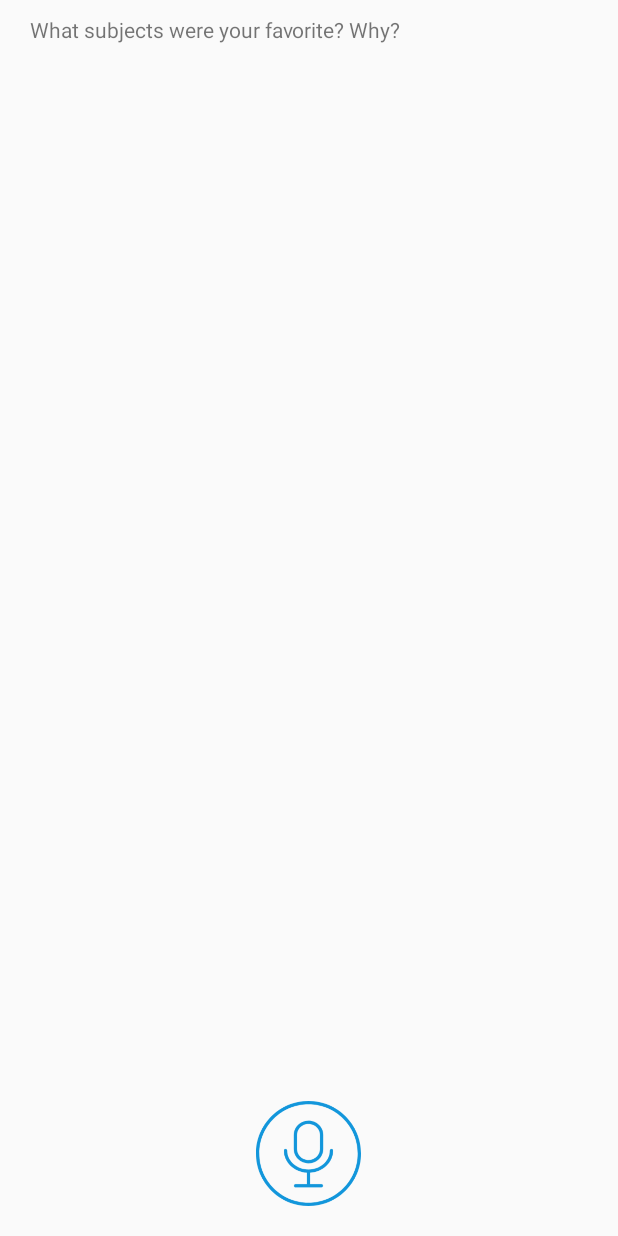
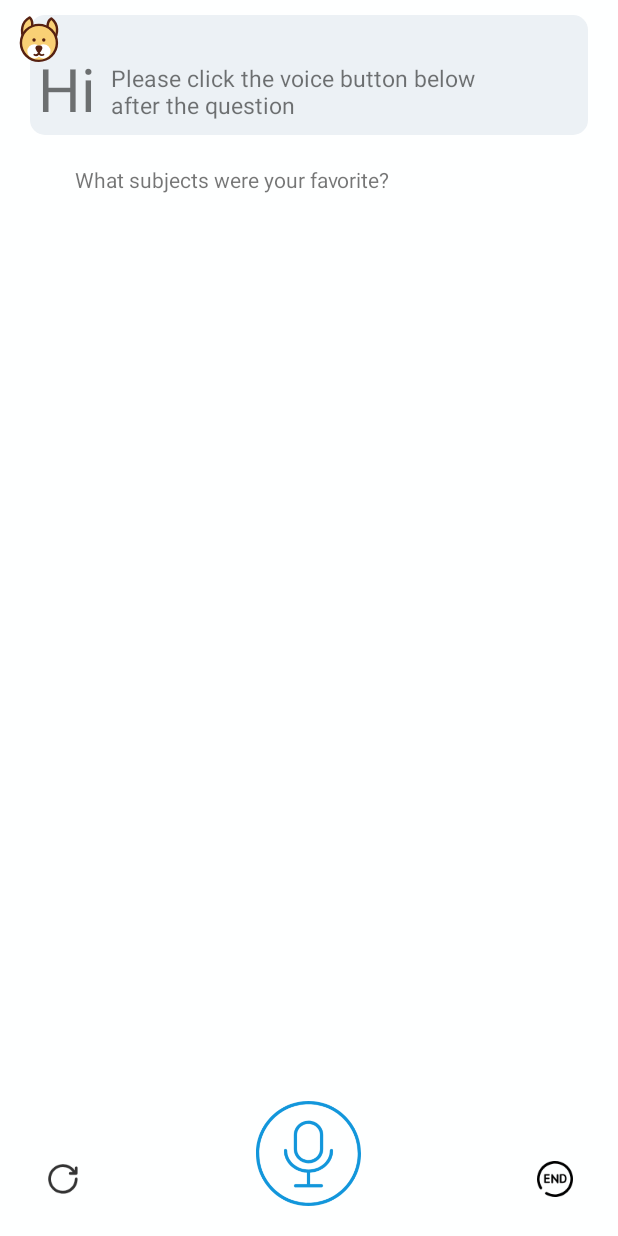
Before and after one commit to debug404/VoiceAssist, an Android app: the screen it shows after launch (MainActivity), on a phone screen of 412 x 824 dp. Run offline under Robolectric (Android 15) with nearby library versions, the phone set to English and light mode, and no system bars; plain views replace Animation.

Commit message:
0719
布局

```diff
--- a/app/src/main/AndroidManifest.xml
+++ b/app/src/main/AndroidManifest.xml
@@ -23,7 +23,7 @@
     <application
         android:name=".SpeechApp"
         android:icon="@drawable/icon"
-        android:label="讯飞语音示例">
+        android:label="评测助手">
         <activity
             android:name=".MainActivity"
             android:configChanges="mcc|mnc|locale|touchscreen|keyboard|keyboardHidden|navigation|orientation|screenLayout|fontScale"
--- a/app/src/main/java/com/iflytek/assist/AnswerActivity.java
+++ b/app/src/main/java/com/iflytek/assist/AnswerActivity.java
@@ -90,6 +90,7 @@ public class AnswerActivity extends AppCompatActivity {
                 //播放本地存储的语音文件
                 if (currentModel != null) {
                     mediaPlayer.reset();
+
                     try {
                         mediaPlayer.setDataSource(currentModel.getVoicePath());
                         mediaPlayer.setOnPreparedListener(new MediaPlayer.OnPreparedListener() {
--- a/app/src/main/java/com/iflytek/assist/MainActivity.java
+++ b/app/src/main/java/com/iflytek/assist/MainActivity.java
@@ -132,11 +132,11 @@ public class MainActivity extends AppCompatActivity {
     //初始化问题列表
     public void initQuestion(){
         over = false;
-        questionArray.add("What subjects were your favorite? Why?");
-        questionArray.add("What subjects were your least favorite? Why?");
-        questionArray.add("Other than the courses you studied, what is the most important thing you learned from your college experience?");
-        questionArray.add("What kind of person do you want to be?");
-        questionArray.add("What's your favorite?");
+        questionArray.add("What subjects were your favorite?");
+//        questionArray.add("What subjects were your least favorite?");
+//        questionArray.add("Other than the courses you studied, what is the most important thing you learned from your college experience?");
+//        questionArray.add("What kind of person do you want to be?");
+//        questionArray.add("What's your favorite?");
     }
 
     //获取最新问题，并播放
--- /dev/null
+++ b/app/src/main/res/drawable/radius.xml
@@ -0,0 +1,8 @@
+<?xml version="1.0" encoding="utf-8"?>
+<shape xmlns:android="http://schemas.android.com/apk/res/android">
+    <solid android:color="#ecf1f5" />
+    <corners android:topLeftRadius="15px"
+        android:topRightRadius="15px"
+        android:bottomRightRadius="15px"
+        android:bottomLeftRadius="15px"/>
+</shape>
--- a/app/src/main/res/layout/activity_main.xml
+++ b/app/src/main/res/layout/activity_main.xml
@@ -3,14 +3,81 @@
     xmlns:tools="http://schemas.android.com/tools"
     android:layout_width="match_parent"
     android:layout_height="match_parent"
+    xmlns:app="http://schemas.android.com/apk/res-auto"
     android:orientation="vertical"
-    tools:context="com.iflytek.assist.MainActivity">
+    tools:context="com.iflytek.assist.MainActivity"
+    android:background="#feffff">
+
+    <RelativeLayout
+        android:layout_width="match_parent"
+        android:layout_height="100dp"
+        android:layout_marginTop="0dp"
+        android:orientation="horizontal"
+        >
+
+
+    <LinearLayout
+        android:layout_width="match_parent"
+        android:layout_height="80dp"
+        android:layout_marginLeft="20dp"
+        android:layout_marginRight="20dp"
+        android:layout_marginTop="10dp"
+        android:layout_marginBottom="10dp"
+        android:background="@drawable/radius"
+        >
+       <TextView
+           android:layout_width="wrap_content"
+           android:layout_height="wrap_content"
+           android:text="Hi"
+           android:layout_marginTop="22dp"
+           android:layout_marginLeft="5dp"
+           android:textSize="40dp"
+           />
+        <TextView
+            android:layout_width="wrap_content"
+            android:layout_height="wrap_content"
+            android:text="Please click the voice button below \nafter the question"
+            android:layout_marginTop="5dp"
+            android:layout_marginLeft="10dp"
+            android:textSize="15dp"
+            />
+
+
+    </LinearLayout>
+
+        <ImageView
+            android:layout_width="wrap_content"
+            android:layout_height="wrap_content"
+            android:layout_marginLeft="10dp"
+            android:layout_marginTop="10dp"
+            android:background="@drawable/dog_logo" />
+
+
+    </RelativeLayout>
 
     <android.support.v7.widget.RecyclerView
         android:id="@+id/recycler_view"
+        android:layout_marginTop="0dp"
         android:layout_width="match_parent"
         android:layout_height="wrap_content"
         android:layout_weight="1"/>
+
+
+    <RelativeLayout
+        android:layout_width="match_parent"
+        android:layout_height="wrap_content"
+
+        >
+
+        <ImageView
+            android:id="@+id/leftimg"
+            android:layout_width="wrap_content"
+            android:layout_height="wrap_content"
+            android:gravity="left|center_vertical"
+            android:layout_marginTop="60dp"
+            android:layout_marginLeft="30dp"
+            android:background="@drawable/reload" />
+
 
         <ImageView
             android:id="@+id/image_view"
@@ -18,7 +85,38 @@
             android:layout_height="70dp"
             android:layout_marginBottom="20dp"
             android:layout_marginTop="20dp"
-        android:layout_gravity="center"
+            android:layout_centerInParent="true"
             android:background="@drawable/voice_normal"
             />
+
+        <!--<com.iflytek.assist.Animation-->
+            <!--android:id="@+id/image_view"-->
+            <!--android:layout_width="match_parent"-->
+            <!--android:layout_height="0dp"-->
+            <!--android:layout_weight="1"-->
+            <!--app:diffuse_color="@color/colorAccent"-->
+            <!--app:diffuse_coreColor="@color/colorPrimaryDark"-->
+            <!--app:diffuse_coreImage="@drawable/voice_normal"-->
+            <!--app:diffuse_coreRadius="100"-->
+            <!--app:diffuse_maxWidth="300"-->
+            <!--app:diffuse_speed="5"-->
+            <!--app:diffuse_width="4"/>-->
+
+
+        <ImageView
+            android:id="@+id/rightimg"
+            android:layout_width="wrap_content"
+            android:layout_height="wrap_content"
+            android:layout_marginRight="30dp"
+            android:layout_marginTop="60dp"
+            android:layout_gravity="right"
+            android:gravity="right|center_vertical"
+            android:background="@drawable/end"
+            android:layout_alignParentRight="true"
+            />
+
+
+    </RelativeLayout>
+
+
 </LinearLayout>
--- a/app/src/main/res/layout/item_chat.xml
+++ b/app/src/main/res/layout/item_chat.xml
@@ -10,7 +10,7 @@
         android:layout_height="wrap_content"
         android:paddingTop="10dp"
         android:paddingBottom="10dp"
-        android:paddingLeft="20dp"
+        android:paddingLeft="50dp"
         android:paddingRight="20dp"
         />
 
--- a/app/src/main/res/values/colors.xml
+++ b/app/src/main/res/values/colors.xml
@@ -14,4 +14,8 @@
     <color name="title_color">#0f8ec5</color>
     <color name="content_color">#737373</color>
 
+    <color name="colorPrimary">#3F51B5</color>
+    <color name="colorPrimaryDark">#303F9F</color>
+    <color name="colorAccent">#FF4081</color>
+
 </resources>
```
Also changed, not shown: app/src/main/java/com/iflytek/assist/Animation/DiffuseView.java (added, +214 -0 lines), app/src/main/res/values/attrs.xml (added, +29 -0 lines), app/src/main/res/drawable-hdpi/dog_logo.png (added), app/src/main/res/drawable-xhdpi/dog_logo.png (added), app/src/main/res/drawable-xhdpi/end.png (added), app/src/main/res/drawable-xhdpi/reload.png (added). Lines whose indentation alone changed are shown as unchanged.
